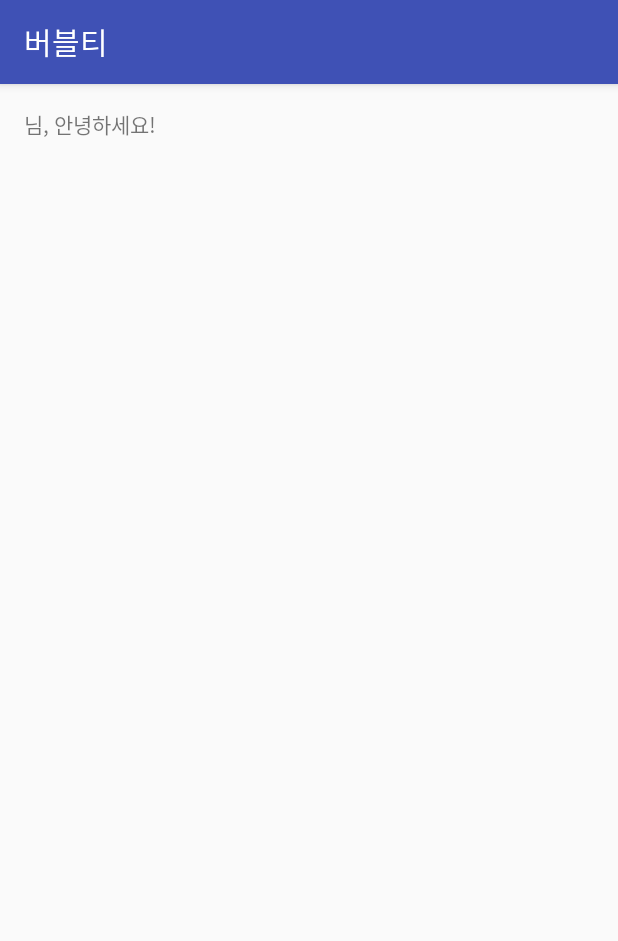
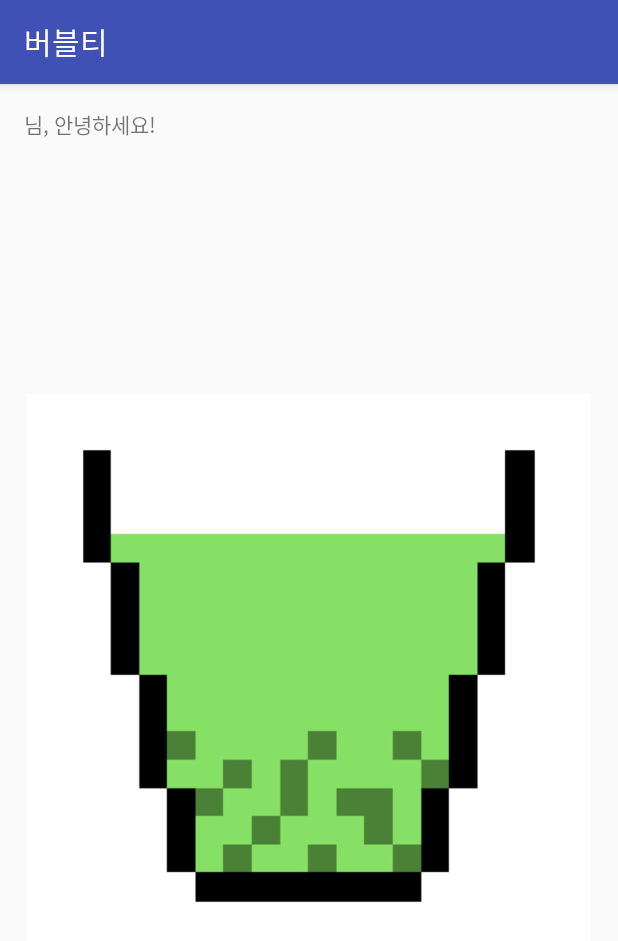
Before and after one commit to Chae-yun/randomgame, an Android app: the screen it shows after launch (ResultActivity), after a tap on "무슨 버블티가 나올까~~?", on a phone screen of 412 x 824 dp. Shown: the top 941 px of the screen. Run offline under Robolectric (Android 15) with nearby library versions, the phone set to English and light mode, and no system bars.

Commit message:
#6 Add Random Image and Logic

```diff
--- a/app/src/main/java/kr/hs/emirim/ycy6685/randomamasvin/ResultActivity.java
+++ b/app/src/main/java/kr/hs/emirim/ycy6685/randomamasvin/ResultActivity.java
@@ -3,26 +3,70 @@ package kr.hs.emirim.ycy6685.randomamasvin;
 import android.content.Intent;
 import android.os.Bundle;
 import android.support.v7.app.AppCompatActivity;
+import android.util.Log;
+import android.widget.ImageView;
 import android.widget.TextView;
+
+import java.util.Random;
 
 /**
  * Created by appcreator04 on 2016. 3. 28..
  */
 public class ResultActivity extends AppCompatActivity {
 
+    static String TAG = "버블티 : ResultActivity"; //로그만들기, TAG 는 그냥 관행적인 이름
     TextView mResult;
+    ImageView mImageView;
 
     @Override
     protected void onCreate(Bundle savedInstanceState) {
         super.onCreate(savedInstanceState);
         setContentView(R.layout.activity_result);
+        Log.d(TAG, "결과 액티비티 시작!"); //로그쓰기
 
         mResult = (TextView) findViewById(R.id.result);
+        mImageView = (ImageView) findViewById(R.id.imageView);
+        Log.d(TAG, "텍스트뷰, 이미지뷰 연결 성공!"); //로그쓰기
+
+        Random r = new Random(); //매쓰. 사용할 수도 있다
+        int result = r.nextInt(10);
+        Log.d(TAG, "랜덤값 생성! :" + result); //로그쓰기
+
+        //1번째 방법_if_switch
+//        switch(result) {
+//            case 0:
+//                mImageView.setImageResource(R.drawable.bbt01); break;
+//            case 1:
+//                mImageView.setImageResource(R.drawable.bbt02); break;
+//            case 2:
+//                mImageView.setImageResource(R.drawable.bbt03); break;
+//            case 3:
+//                mImageView.setImageResource(R.drawable.bbt04); break;
+//            case 4:
+//                mImageView.setImageResource(R.drawable.bbt05); break;
+//            case 5:
+//                mImageView.setImageResource(R.drawable.bbt06); break;
+//            case 6:
+//                mImageView.setImageResource(R.drawable.bbt07); break;
+//            case 7:
+//                mImageView.setImageResource(R.drawable.bbt08); break;
+//            case 8:
+//                mImageView.setImageResource(R.drawable.bbt09); break;
+//            case 9:
+//                mImageView.setImageResource(R.drawable.bbt10); break;
+//        } //if보다 switch를 더 많이 씀 (if 도 똑같이 하면 됨)
+        //근데 이 방법 자체가 많을 수록 힘들기 때문에 ㄴㄴ
+
+        mImageView.setImageResource(R.drawable.bbt01 + result); //어차피 주소값은 쭈르륵 있으니까 이렇게하면 백개 천개도 가능
 
 
         Intent intent = getIntent(); //아까 호출했던 인텐트를 불러옴
         String name = intent.getStringExtra("name"); //name을 스트링타입으로?? 스트링 타입인?? 불러와 주세요 //얘는 임시가 널이므로 두번째 매개 없음
+        Log.d(TAG, "인텐트값 읽기<name>! : " + name); //로그쓰기
+
         int age = intent.getIntExtra("age", -1); //매개가 두개인 이유는 아무 값이 안들어올경우 정할 임시값!
+        Log.d(TAG, "인텐트값 읽기<age>! : " + age); //로그쓰기
+
         mResult.setText(name + "님, 안녕하세요!");
     }
 }
--- a/app/src/main/res/layout/activity_result.xml
+++ b/app/src/main/res/layout/activity_result.xml
@@ -14,4 +14,14 @@
         android:layout_width="wrap_content"
         android:layout_height="wrap_content"
         android:text="Second World!" />
+
+    <ImageView
+        android:layout_width="match_parent"
+        android:layout_height="match_parent"
+        android:id="@+id/imageView"
+        android:layout_below="@+id/result"
+        android:layout_alignParentRight="true"
+        android:layout_alignParentEnd="true"
+        android:layout_margin="2dp"
+        android:src="@drawable/bbt01" />
 </RelativeLayout>
```
